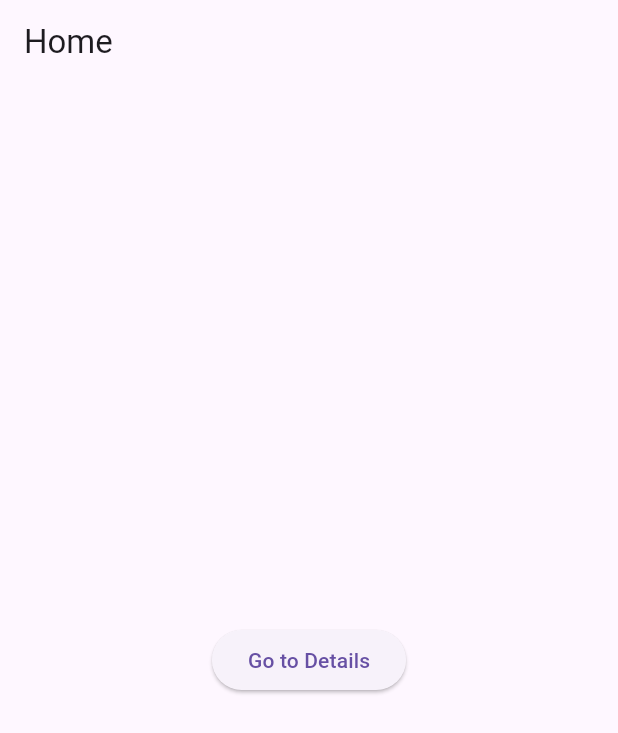
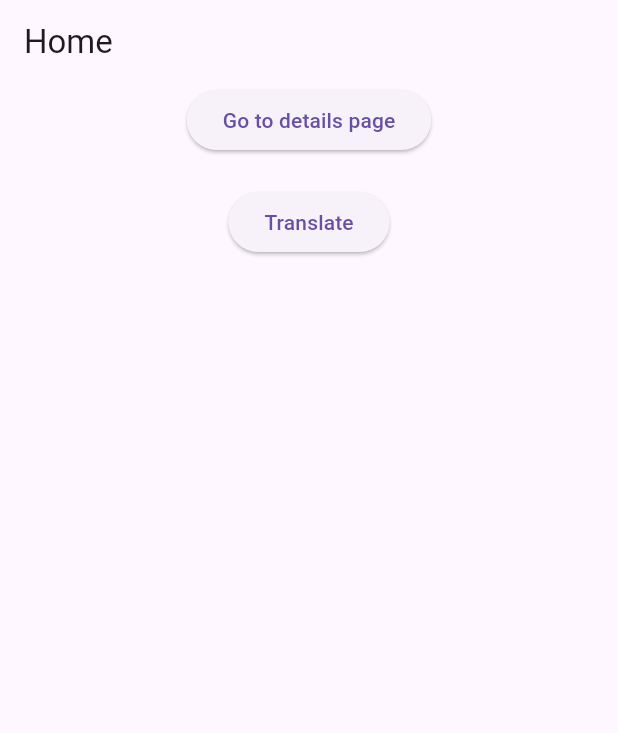
Before and after one commit to Davencode/autoroutingapp, a Flutter app: the screen it shows after launch, on a phone screen of 412 x 824 dp. Shown: the top 733 px of the screen. Run offline on Flutter 3.47's test engine with Material 3 defaults, Android fonts, the phone set to English and light mode, and no system bars; our stand-ins replace auto_route, easy_localization; generated files the repository leaves out were written again.

Commit message:
Implementation of Easy Localization to translate the apps

```diff
--- /dev/null
+++ b/assets/languages/en.json
@@ -0,0 +1,6 @@
+{
+  "title" : "Title",
+  "demoText" : "This is a demo text!",
+  "buttonText": "Toggle Language",
+  "goDetails" : "Go to details page"
+}
--- /dev/null
+++ b/assets/languages/it.json
@@ -0,0 +1,6 @@
+{
+  "title" : "Titolo",
+  "demoText" : "Questa è una demo testuale!",
+  "buttonText": "Cambia lingua",
+  "goDetails" : "Vai alla pagina di dettaglio"
+}
--- a/lib/screen/home_page.dart
+++ b/lib/screen/home_page.dart
@@ -1,23 +1,48 @@
 import 'package:auto_route/auto_route.dart';
+import 'package:easy_localization/easy_localization.dart';
 import 'package:flutter/material.dart';
 
 import '../routes/app_router.dart';
 
 @RoutePage()
-class HomePage extends StatelessWidget {
+class HomePage extends StatefulWidget {
   const HomePage({super.key});
+
+  @override
+  State<HomePage> createState() => _HomePageState();
+}
+
+class _HomePageState extends State<HomePage> {
+  bool isEn = true;
+
+  void changeLanguages() {
+    setState(() {
+      isEn = !isEn;
+      isEn ? context.setLocale(const Locale('it')) : context.setLocale(const Locale('en'));
+      debugPrint(isEn.toString());
+    });
+  }
 
   @override
   Widget build(BuildContext context) {
     return Scaffold(
       appBar: AppBar(title: const Text("Home")),
-      body: Center(
-        child: ElevatedButton(
-          onPressed: () {
-            context.router.push(DetailsRoute());
-          },
-          child: const Text("Go to Details"),
-        ),
+      body: Column(
+        children: [
+          Center(
+            child: ElevatedButton(
+              onPressed: () {
+                context.router.push(DetailsRoute());
+              },
+              child: Text('goDetails'.tr()),
+            ),
+          ),
+            SizedBox(height: 20),
+            ElevatedButton(onPressed: () {
+              changeLanguages();
+            }, child: Text('Translate')
+            )
+        ],
       ),
     );
   }
--- a/pubspec.yaml
+++ b/pubspec.yaml
@@ -37,6 +37,7 @@ dependencies:
   auto_route: ^7.2.0
   auto_route_generator: ^7.1.1
   build_runner: ^2.4.6
+  easy_localization: ^3.0.7+1
 
 dev_dependencies:
   flutter_test:
@@ -61,8 +62,8 @@ flutter:
   uses-material-design: true
 
   # To add assets to your application, add an assets section, like this:
-  # assets:
-  #   - images/a_dot_burr.jpeg
+  assets:
+    - assets/languages/
   #   - images/a_dot_ham.jpeg
 
   # An image asset can refer to one or more resolution-specific "variants", see
```
Also changed, not shown: lib/main.dart (+14 -3 lines), pubspec.lock, 6 other files.
